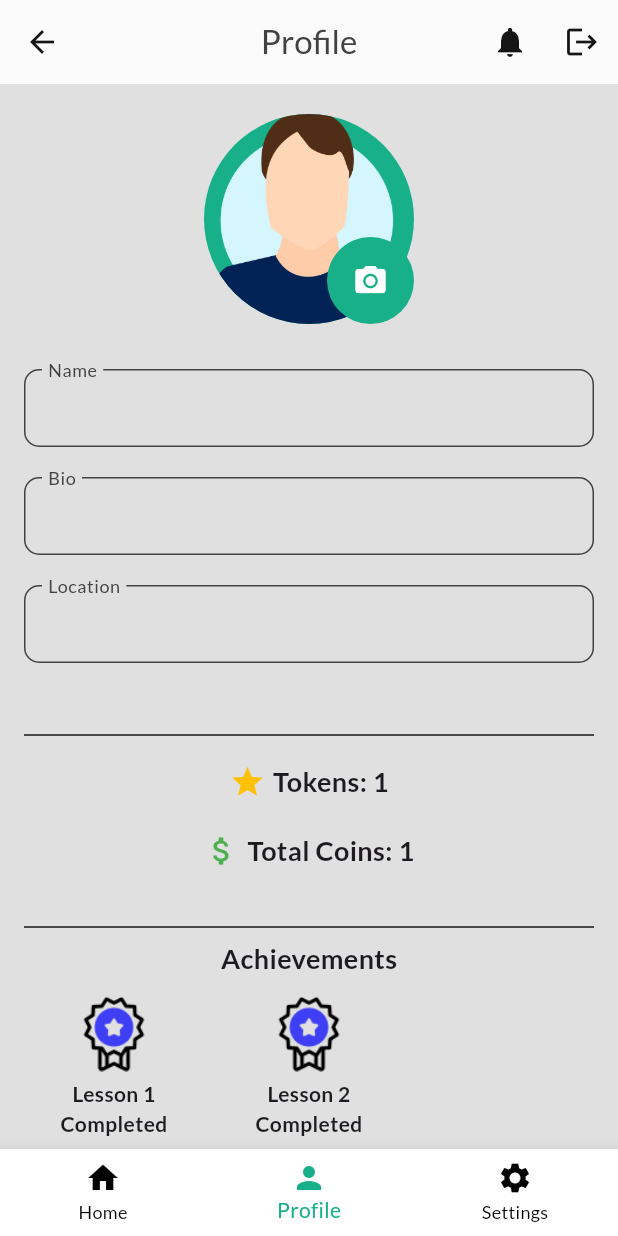
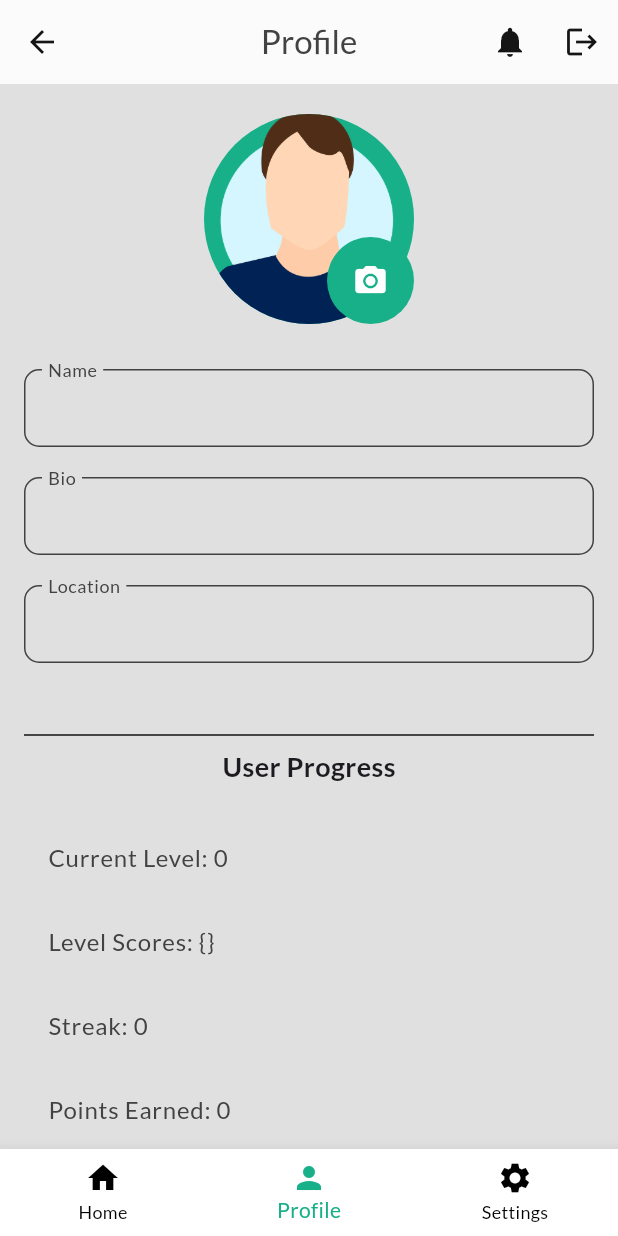
Before and after one commit to Pratam-Kalligudda/pardonMyFrancaisApkl, a Flutter app: the ProfilePage screen opened by its route, on a phone screen of 412 x 824 dp. Run offline on Flutter 3.47's test engine with Material 3 defaults, Android fonts, the light colour scheme and no system bars; our stand-ins replace camera, firebase_auth, flutter_tts, google_fonts, image_cropper, image_picker and 1 more; missing offline and left inert: flutter_ffmpeg; accounts and stored records are empty; network calls fail.

Commit message:
added functionality to display user progress

```diff
--- a/lib/main.dart
+++ b/lib/main.dart
@@ -14,6 +14,7 @@ import 'package:french_app/pages/mcq_test_page.dart';
 import 'package:french_app/pages/profile_page.dart';
 import 'package:french_app/pages/welcome_page.dart';
 import 'package:french_app/providers/guidebook_provider.dart';
+import 'package:french_app/providers/progress_provider.dart';
 import 'package:french_app/theme/dark_theme.dart';
 import 'package:french_app/theme/light_theme.dart';
 import 'package:provider/provider.dart';
@@ -30,6 +31,7 @@ class MyApp extends StatelessWidget {
     return MultiProvider(
       providers: [ // Provide the CurrentLevelProvider
         ChangeNotifierProvider(create: (_) => LevelProvider()),
+        ChangeNotifierProvider(create: (_) => ProgressProvider()),
       ],
       child: MaterialApp(
         debugShowCheckedModeBanner: false,
--- a/lib/pages/profile_page.dart
+++ b/lib/pages/profile_page.dart
@@ -5,8 +5,10 @@ import 'package:image_picker/image_picker.dart';
 import 'package:image_cropper/image_cropper.dart';
 import 'dart:io';
 import 'package:french_app/widgets/bottom_navigation_bar.dart';
+import 'package:provider/provider.dart';
 import 'package:shared_preferences/shared_preferences.dart';
 import 'package:http/http.dart' as http;
+import 'package:french_app/providers/progress_provider.dart';
 
 class ProfilePage extends StatefulWidget {
   const ProfilePage({Key? key});
@@ -407,6 +409,7 @@ Future<String?> _getJwtToken() async {
 
   @override
   Widget build(BuildContext context) {
+    final progressData = Provider.of<ProgressProvider>(context);
     return Scaffold(
       appBar: AppBar(
         title: const Text('Profile'),
@@ -530,20 +533,86 @@ Future<String?> _getJwtToken() async {
                   // const SizedBox(height: 20),
                   const SizedBox(height: 20),
                   Divider(),
-                  _buildStars(),
-                  _buildTotalCoins(),
+                  // _buildStars(),
+                  // _buildTotalCoins(),
+                  // const SizedBox(height: 20),
+                  // Divider(),
+                  // Center(
+                  //   child: Text(
+                  //     'Achievements',
+                  //     style: const TextStyle(fontSize: 18, fontWeight: FontWeight.bold),
+                  //   ),
+                  // ),
+                  // _buildAchievementsGrid(_completedLessons),
+                   Center(
+                    child: Text('User Progress', style: TextStyle(fontSize: 18, fontWeight: FontWeight.bold)),
+                  ),
                   const SizedBox(height: 20),
-                  Divider(),
-                  Center(
-                    child: Text(
-                      'Achievements',
-                      style: const TextStyle(fontSize: 18, fontWeight: FontWeight.bold),
-                    ),
+                  // Center(
+                  //   child: Text('Current Level: ${progressData.currentLevel}', style: TextStyle(fontSize: 16)),
+                  // ),
+                  // const SizedBox(height: 20),
+                  // Center(
+                  //   child: Text('Level Scores: ${progressData.levelScores}', style: TextStyle(fontSize: 16)),
+                  // ),
+                  // const SizedBox(height: 20),
+                  // Center(
+                  //   child: Text('Streak: ${progressData.streak}', style: TextStyle(fontSize: 16)),
+                  // ),
+                  // const SizedBox(height: 20),
+                  // Center(
+                  //   child: Text('Points Earned: ${progressData.pointsEarned}', style: TextStyle(fontSize: 16)),
+                  // ),
+                  // const SizedBox(height: 20),
+                  // Center(
+                  //   child: Text('Achievements: ${progressData.achievements.join(', ')}', style: TextStyle(fontSize: 16)),
+                  // ),
+                  // const SizedBox(height: 20),
+                  // Center(
+                  //   child: Text('Highest Combo: ${progressData.highestCombo}', style: TextStyle(fontSize: 16)),
+                  // ),
+                  // const SizedBox(height: 20),
+                  // Center(
+                  //   child: Text('Last Lesson Date: ${progressData.lastLessonDate}', style: TextStyle(fontSize: 16)),
+                  // ),
+                  // const SizedBox(height: 20),
+                  // Center(
+                  //   child: Text('Total Levels Completed: ${progressData.totalLevelsCompleted}', style: TextStyle(fontSize: 16)),
+                  // ),
+                  // const SizedBox(height: 20),
+                  ListView(
+                shrinkWrap: true,
+                physics: NeverScrollableScrollPhysics(),
+                children: [
+                  ListTile(
+                    title: Text('Current Level: ${progressData.currentLevel}'),
                   ),
-                  _buildAchievementsGrid(_completedLessons), // Add this line to display total coins
+                  ListTile(
+                    title: Text('Level Scores: ${progressData.levelScores}'),
+                  ),
+                  ListTile(
+                    title: Text('Streak: ${progressData.streak}'),
+                  ),
+                  ListTile(
+                    title: Text('Points Earned: ${progressData.pointsEarned}'),
+                  ),
+                  ListTile(
+                    title: Text('Achievements: ${progressData.achievements.join(', ')}'),
+                  ),
+                  ListTile(
+                    title: Text('Highest Combo: ${progressData.highestCombo}'),
+                  ),
+                  ListTile(
+                    title: Text('Last Lesson Date: ${progressData.lastLessonDate}'),
+                  ),
+                  ListTile(
+                    title: Text('Total Levels Completed: ${progressData.totalLevelsCompleted}'),
+                  ),
                 ],
               ),
-            ),
+            ],
+          ),
+          ),
           ),
           if (_isLoading)
             Container(
@@ -728,6 +797,4 @@ Widget _buildTotalCoins() {
     ),
   );
 }
-
-
 }
--- /dev/null
+++ b/lib/providers/progress_provider.dart
@@ -0,0 +1,30 @@
+import 'package:flutter/foundation.dart';
+
+class ProgressProvider with ChangeNotifier {
+  // String userId = '';
+  int currentLevel = 0;
+  Map<String, dynamic> levelScores = {};
+  // int totalTimeSpent = 0;
+  int streak = 0;
+  int pointsEarned = 0;
+  List<String> achievements = [];
+  int currentCombo = 0;
+  int highestCombo = 0;
+  String lastLessonDate = '';
+  int totalLevelsCompleted = 0;
+
+  void updateProgressData(Map<String, dynamic> data) {
+    // userId = data['user_id'];
+    currentLevel = data['level_progress']['current_level'];
+    levelScores = data['level_progress']['level_scores'];
+    // totalTimeSpent = data['total_time_spent'];
+    streak = data['streak'];
+    pointsEarned = data['points_earned'];
+    achievements = List<String>.from(data['achievements']);
+    currentCombo = data['current_combo'];
+    highestCombo = data['highest_combo'];
+    lastLessonDate = data['last_lesson_date'];
+    totalLevelsCompleted = data['total_levels_completed'];
+    notifyListeners();
+  }
+}
```
Also changed, not shown: lib/pages/account_settings_page.dart (+5 -4 lines), lib/pages/mcq_test_page.dart (+19 -8 lines).
